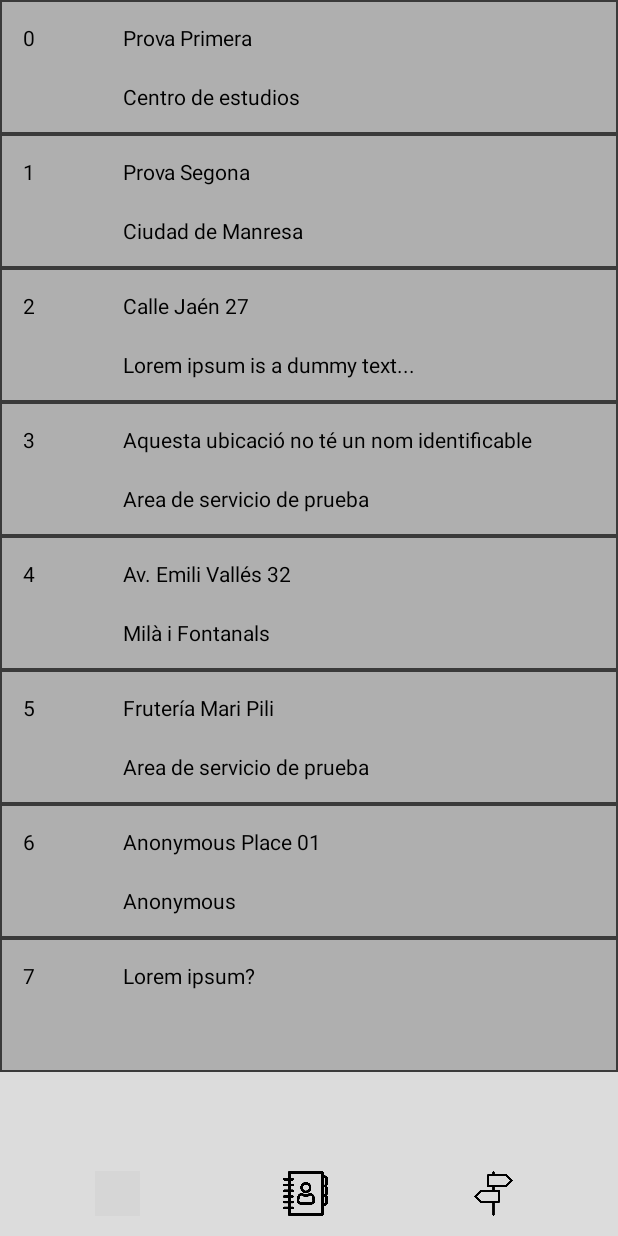
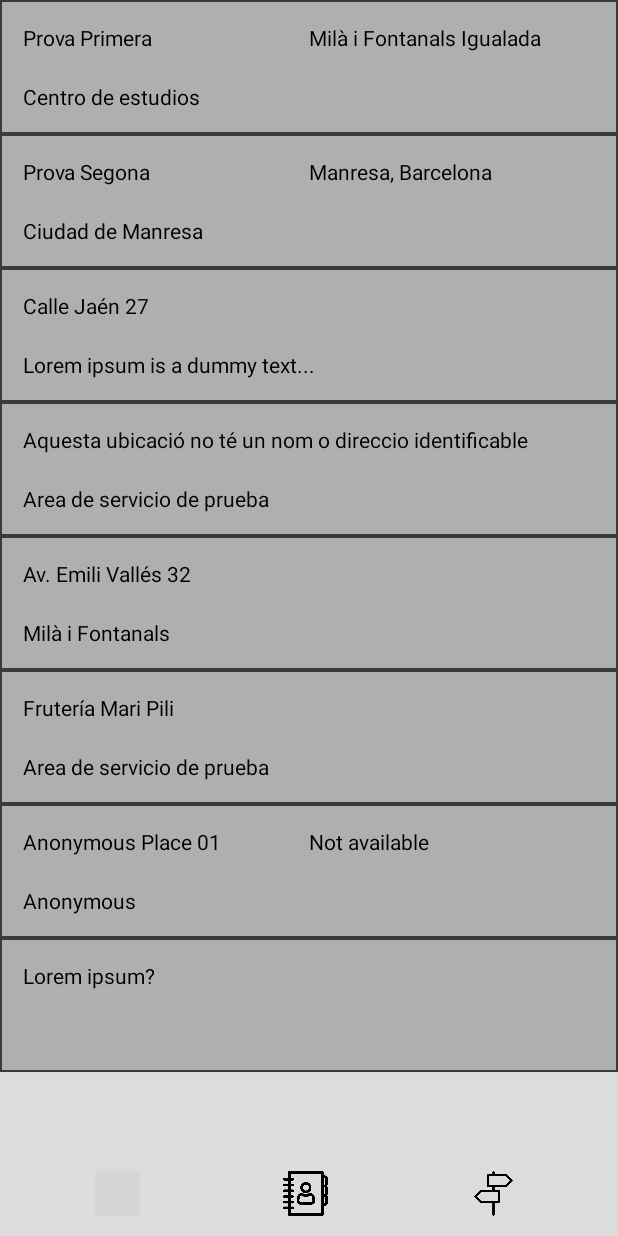
Before and after one commit to NoNickNam3/Projecte-3, an Android app: the screen it shows after launch (MainActivity), on a phone screen of 412 x 824 dp. Run offline under Robolectric (Android 15) with nearby library versions, the light colour scheme and no system bars; grey boxes are pictures that could not be loaded.

Commit message:
Puta mierda de Isard

```diff
--- a/App_Projecte_3/app/src/main/java/org/milaifontanals/projecte3/MainActivity.java
+++ b/App_Projecte_3/app/src/main/java/org/milaifontanals/projecte3/MainActivity.java
@@ -1,17 +1,18 @@
 package org.milaifontanals.projecte3;
 
 import androidx.appcompat.app.AppCompatActivity;
-import androidx.recyclerview.widget.RecyclerView;
+import androidx.navigation.NavHost;
+import androidx.navigation.fragment.NavHostFragment;
 
 import android.content.Intent;
 import android.net.Uri;
 import android.os.Bundle;
+import android.util.Log;
 import android.view.View;
-
-import org.milaifontanals.projecte3.ui.agenda.UbicacionAdapter;
 
 public class MainActivity extends AppCompatActivity {
 
+    private NavHostFragment navHostFragment;
 
     @Override
     protected void onCreate(Bundle savedInstanceState) {
@@ -26,6 +27,7 @@ public class MainActivity extends AppCompatActivity {
         getSupportActionBar().hide();
 
         setContentView(R.layout.activity_main);
+        navHostFragment = (NavHostFragment) getSupportFragmentManager().findFragmentById(R.id.nav_host_fragment);
 
         //obreMaps();
 
@@ -34,21 +36,21 @@ public class MainActivity extends AppCompatActivity {
     public void onClick(View view){
         switch(view.getId()){
             case R.id.btnAgenda:
-
+                navHostFragment.getNavController().navigate(R.id.agendaFragment);
                 break;
 
             case R.id.btnRuta:
-
+                navHostFragment.getNavController().navigate(R.id.rutaFragment);
                 break;
 
             case R.id.btnTracking:
-
+                navHostFragment.getNavController().navigate(R.id.trackingFragment);
                 break;
         }
     }
 
     private void obreMaps() {
-        Uri gmmIntentUri = Uri.parse("google.navigation:q=47.853355,7.936379&waypoints=Andorra|Barcelona|Paris|Galicia|Portugal");
+        Uri gmmIntentUri = Uri.parse("google.navigation:q=47.853355,7.936379&waypoints=Avenida Valmes|Carrer Masquefa, 08700 Igualada");
         Intent mapIntent = new Intent(Intent.ACTION_VIEW, gmmIntentUri);
         mapIntent.setPackage("com.google.android.apps.maps");
         startActivity(mapIntent);
--- a/App_Projecte_3/app/src/main/java/org/milaifontanals/projecte3/ui/agenda/UbicacionAdapter.java
+++ b/App_Projecte_3/app/src/main/java/org/milaifontanals/projecte3/ui/agenda/UbicacionAdapter.java
@@ -6,6 +6,7 @@ import android.view.LayoutInflater;
 import android.view.View;
 import android.view.ViewGroup;
 import android.widget.CheckBox;
+import android.widget.LinearLayout;
 import android.widget.TextView;
 
 import androidx.annotation.NonNull;
@@ -42,8 +43,9 @@ public class UbicacionAdapter extends RecyclerView.Adapter<UbicacionAdapter.View
 
         public ViewHolder(@NonNull View filaActual) {
             super(filaActual);
-            txvId = filaActual.findViewById(R.id.txvIdUbicacion);
+            //txvId = filaActual.findViewById(R.id.txvIdUbicacion);
             txvNombre = filaActual.findViewById(R.id.txvNombreUbicacion);
+            txvDireccion = filaActual.findViewById(R.id.txvDireccionUbicacion);
             txvObservacion = filaActual.findViewById(R.id.txvObservacionUbicacion);
         }
     }
@@ -67,19 +69,31 @@ public class UbicacionAdapter extends RecyclerView.Adapter<UbicacionAdapter.View
     public void onBindViewHolder(@NonNull ViewHolder holder, int position) {
         Ubicacion u = mUbicaciones.get(position);
 
-        holder.txvId.setText("" + u.getId());
+        LinearLayout.LayoutParams params = new LinearLayout.LayoutParams(
+                LinearLayout.LayoutParams.WRAP_CONTENT,
+                LinearLayout.LayoutParams.WRAP_CONTENT
+        );
+        params.weight = 0.0f;
 
-        if(!u.getNombre().equals("")){
-            holder.txvNombre.setText("" + u.getNombre());
-        }else if(!u.getDirecccion().equals("")){
-            holder.txvNombre.setText("" + u.getDirecccion());
+        if(u.getNombre().equals("") && u.getDirecccion().equals("")){
+            holder.txvDireccion.setLayoutParams(params);
+            holder.txvNombre.setText("Aquesta ubicació no té un nom o direccio identificable");
         }else{
-            holder.txvNombre.setText("Aquesta ubicació no té un nom identificable");
+            if(u.getNombre().equals("")){
+                holder.txvNombre.setLayoutParams(params);
+            }else{
+                holder.txvNombre.setText("" + u.getNombre());
+            }
+            if(u.getDirecccion().equals("")){
+                holder.txvDireccion.setLayoutParams(params);
+            }else{
+                holder.txvDireccion.setText("" + u.getDirecccion());
+            }
         }
 
         holder.txvObservacion.setText("" + u.getObservacion());
 
-        Log.d("UBICACION RECIBIDA", "Actualizando la ubicacion en la posicion  " + position);
+        Log.d("XXX", "Actualizando la ubicacion en la posicion  " + position);
     }
 
 }
--- a/App_Projecte_3/app/src/main/java/org/milaifontanals/projecte3/ui/tracking/TrackingFragment.java
+++ b/App_Projecte_3/app/src/main/java/org/milaifontanals/projecte3/ui/tracking/TrackingFragment.java
@@ -1,4 +1,4 @@
-package org.milaifontanals.projecte3;
+package org.milaifontanals.projecte3.ui.tracking;
 
 import android.os.Bundle;
 
@@ -7,6 +7,8 @@ import androidx.fragment.app.Fragment;
 import android.view.LayoutInflater;
 import android.view.View;
 import android.view.ViewGroup;
+
+import org.milaifontanals.projecte3.R;
 
 /**
  * A simple {@link Fragment} subclass.
--- /dev/null
+++ b/App_Projecte_3/app/src/main/res/drawable/rounded_square_selected.xml
@@ -0,0 +1,15 @@
+<?xml version="1.0" encoding="utf-8"?>
+<shape
+    xmlns:android="http://schemas.android.com/apk/res/android"
+    android:shape="rectangle"
+    android:thickness="1dp">
+
+    <stroke
+        android:color="#3A3A3A"
+        android:width="1dp" />
+
+    <solid
+        android:color="#80FFFFFF"/>
+
+
+</shape>
--- a/App_Projecte_3/app/src/main/res/layout/activity_main.xml
+++ b/App_Projecte_3/app/src/main/res/layout/activity_main.xml
@@ -47,6 +47,7 @@
                 android:layout_height="match_parent"
                 android:background="@drawable/background_button"
                 android:clickable="true"
+                android:onClick="onClick"
                 android:orientation="horizontal"
                 android:layout_columnWeight="1"
                 android:layout_column="0"
@@ -70,6 +71,7 @@
                 android:layout_height="match_parent"
                 android:background="@drawable/background_button"
                 android:clickable="true"
+                android:onClick="onClick"
                 android:orientation="horizontal"
                 android:layout_columnWeight="1"
                 android:layout_column="1"
@@ -93,6 +95,7 @@
                 android:layout_height="match_parent"
                 android:background="@drawable/background_button"
                 android:clickable="true"
+                android:onClick="onClick"
                 android:orientation="horizontal"
                 android:layout_columnWeight="1"
                 android:layout_column="2"
--- a/App_Projecte_3/app/src/main/res/layout/fila_ubicacion.xml
+++ b/App_Projecte_3/app/src/main/res/layout/fila_ubicacion.xml
@@ -4,6 +4,29 @@
     android:layout_width="match_parent"
     android:layout_height="wrap_content"
     xmlns:app="http://schemas.android.com/apk/res-auto">
+
+    <ImageView
+        android:layout_width="match_parent"
+        android:layout_height="0dp"
+        app:layout_constraintVertical_weight="1"
+        android:src="@drawable/rounded_square"
+        app:layout_constraintLeft_toLeftOf="@id/grdl"
+        app:layout_constraintTop_toTopOf="@id/grdl"
+        app:layout_constraintRight_toRightOf="@id/grdl"
+        app:layout_constraintBottom_toBottomOf="@id/grdl"
+        android:scaleType="centerCrop"
+        />
+
+    <View android:id="@+id/vieSelected"
+        android:visibility="invisible"
+        android:layout_width="match_parent"
+        android:layout_height="0dp"
+        android:background="@drawable/rounded_square_selected"
+        app:layout_constraintLeft_toLeftOf="@id/grdl"
+        app:layout_constraintTop_toTopOf="@id/grdl"
+        app:layout_constraintRight_toRightOf="@id/grdl"
+        app:layout_constraintBottom_toBottomOf="@id/grdl"
+        ></View>
 
     <GridLayout
         android:id="@+id/grdl"
@@ -12,31 +35,36 @@
         android:padding="5dp"
         app:layout_constraintLeft_toLeftOf="parent"
         app:layout_constraintTop_toTopOf="parent"
-        android:background="@drawable/rounded_square"
         android:textColor="@color/black" >
 
-        <TextView
-            android:id="@+id/txvIdUbicacion"
-            android:padding="10dp"
-            android:layout_width="0dp"
-            android:layout_height="wrap_content"
-            android:layout_columnWeight="1"
-            android:layout_column="0"
-            android:layout_row="0"
-            android:layout_rowSpan="2"
-            android:text="0"
-            android:textColor="@color/black"/>
 
-        <TextView
-            android:id="@+id/txvNombreUbicacion"
+
+
+        <LinearLayout
+            android:id="@+id/lloNombreDireccion"
             android:padding="10dp"
             android:layout_width="0dp"
             android:layout_height="wrap_content"
             android:layout_columnWeight="5"
             android:layout_column="1"
-            android:layout_row="0"
-            android:text="Nom primera ubicacio"
-            android:textColor="@color/black"/>
+            android:orientation="horizontal"
+            android:layout_row="0">
+
+            <TextView
+                android:id="@+id/txvNombreUbicacion"
+                android:layout_width="0dp"
+                android:layout_height="match_parent"
+                android:layout_weight="1"
+                android:textColor="@color/black"/>
+
+            <TextView
+                android:id="@+id/txvDireccionUbicacion"
+                android:layout_width="0dp"
+                android:layout_height="match_parent"
+                android:layout_weight="1"
+                android:textColor="@color/black"/>
+
+        </LinearLayout>
 
         <TextView
             android:id="@+id/txvObservacionUbicacion"
--- a/App_Projecte_3/app/src/main/res/layout/fragment_tracking.xml
+++ b/App_Projecte_3/app/src/main/res/layout/fragment_tracking.xml
@@ -3,7 +3,7 @@
     xmlns:tools="http://schemas.android.com/tools"
     android:layout_width="match_parent"
     android:layout_height="match_parent"
-    tools:context=".TrackingFragment">
+    tools:context=".ui.tracking.TrackingFragment">
 
     <!-- TODO: Update blank fragment layout -->
     <TextView
--- a/App_Projecte_3/app/src/main/res/navigation/navigation_map.xml
+++ b/App_Projecte_3/app/src/main/res/navigation/navigation_map.xml
@@ -10,4 +10,14 @@
         android:name="org.milaifontanals.projecte3.ui.agenda.AgendaFragment"
         android:label="fragment_agenda"
         tools:layout="@layout/fragment_agenda" />
+    <fragment
+        android:id="@+id/rutaFragment"
+        android:name="org.milaifontanals.projecte3.ui.ruta.RutaFragment"
+        android:label="fragment_ruta"
+        tools:layout="@layout/fragment_ruta" />
+    <fragment
+        android:id="@+id/trackingFragment"
+        android:name="org.milaifontanals.projecte3.ui.tracking.TrackingFragment"
+        android:label="fragment_tracking"
+        tools:layout="@layout/fragment_tracking" />
 </navigation>
```
Also changed, not shown: App_Projecte_3/app/src/main/java/org/milaifontanals/projecte3/touch/ItemTouchHelperCallback.java (added, +33 -0 lines), App_Projecte_3/app/src/main/java/org/milaifontanals/projecte3/touch/ItemTouchHelperInterface.java (added, +9 -0 lines), App_Projecte_3/app/src/main/java/org/milaifontanals/projecte3/ui/ruta/RutaFragment.java (+14 -3 lines), App_Projecte_3/app/src/main/java/org/milaifontanals/projecte3/utils/comprovacions/ComprovacionsUtil.java (+37 -1 lines), App_Projecte_3/app/src/main/java/org/milaifontanals/projecte3/utils/direccions/DireccionsUtil.java (+32 -1 lines), App_Projecte_3/app/src/main/res/layout/fragment_ruta.xml (+23 -7 lines).
